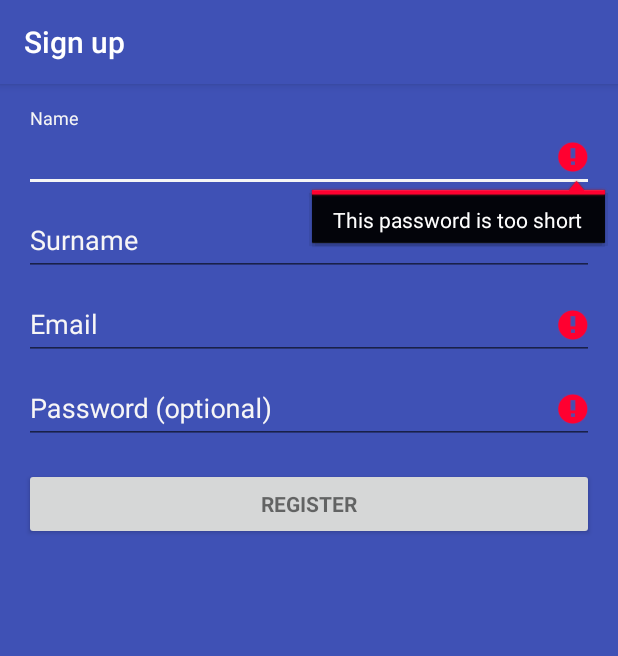
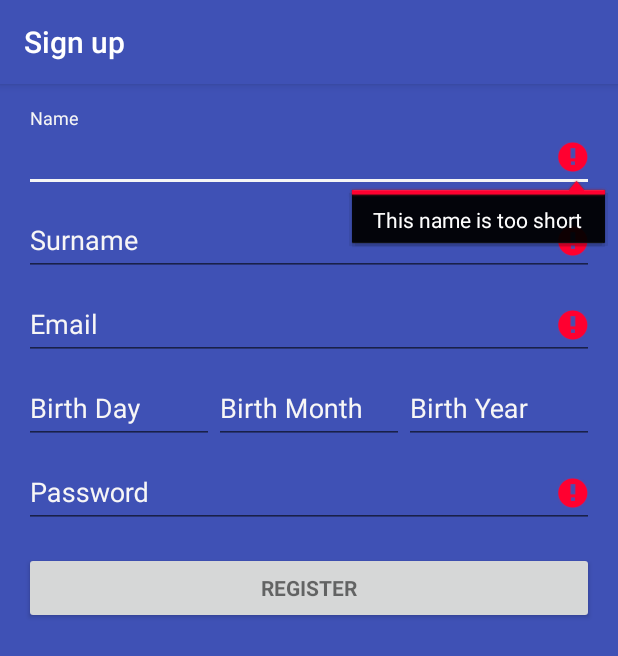
Before and after one commit to brolam/ProjectM, an Android app: the SignUpActivity screen opened directly, with no data from a screen before it, after a tap on "REGISTER", on a phone screen of 412 x 824 dp. Shown: the top 656 px of the screen. Run offline under Robolectric (Android 15) with nearby library versions, the phone set to English and light mode, and no system bars; our stand-ins replace Firebase (no records; nobody signed in at launch, a user with empty details on screens opened directly); 2 statements that could not run were skipped.

Commit message:
feat: Sign Up Screen with the field date of birth.

```diff
--- a/app/src/main/java/br/com/brolam/projectm/SignUpActivity.java
+++ b/app/src/main/java/br/com/brolam/projectm/SignUpActivity.java
@@ -25,6 +25,11 @@ import com.google.android.gms.tasks.Task;
 import com.google.firebase.auth.AuthResult;
 import com.google.firebase.auth.FirebaseAuth;
 
+import java.util.Date;
+
+import br.com.brolam.projectm.data.DataBaseProvider;
+import br.com.brolam.projectm.data.models.UserProperties;
+
 /**
  * A login screen that offers login via email/password.
  */
@@ -34,7 +39,11 @@ public class SignUpActivity extends AppCompatActivity {
 
     // UI references.
     private EditText mNameView;
+    private EditText mSurNameView;
     private EditText mEmailView;
+    private EditText mBirthDayView;
+    private EditText mBirthMonthView;
+    private EditText mBirthYearView;
     private EditText mPasswordView;
     private View mProgressView;
     private View mLoginFormView;
@@ -46,7 +55,11 @@ public class SignUpActivity extends AppCompatActivity {
         this.firebaseAuth = FirebaseAuth.getInstance();
         // Set up the login form.
         mNameView = (EditText) findViewById(R.id.name);
+        mSurNameView = (EditText) findViewById(R.id.surname);
         mEmailView = (EditText) findViewById(R.id.email);
+        mBirthDayView = (EditText) findViewById(R.id.birthDay);
+        mBirthMonthView = (EditText) findViewById(R.id.birthMonth);
+        mBirthYearView = (EditText) findViewById(R.id.birthYear);
         mPasswordView = (EditText) findViewById(R.id.password);
         mPasswordView.setOnEditorActionListener(new TextView.OnEditorActionListener() {
             @Override
@@ -84,40 +97,62 @@ public class SignUpActivity extends AppCompatActivity {
     private void parseUser() {
         // Reset errors.
         mNameView.setError(null);
+        mSurNameView.setError(null);
         mEmailView.setError(null);
+        mBirthDayView.setError(null);
+        mBirthMonthView.setError(null);
+        mBirthYearView.setError(null);
         mPasswordView.setError(null);
 
         // Store values at the time of the login attempt.
         String name  = mNameView.getText().toString();
+        String surname  = mSurNameView.getText().toString();
         String email = mEmailView.getText().toString();
+        String birthDay = mBirthDayView.getText().toString();
+        String birthMonth = mBirthMonthView.getText().toString();
+        String birthYear = mBirthYearView.getText().toString();
         String password = mPasswordView.getText().toString();
 
         boolean cancel = false;
         View focusView = null;
 
-
-        // Check for a valid name, if the user entered one.
-        if ( TextUtils.isEmpty(name) || !isNameValid(name)) {
-            mNameView.setError(getString(R.string.error_invalid_password));
-            focusView = mNameView;
+        // Check for a valid name
+        if (!UserProperties.isNameValid(name)) {
+            mNameView.setError(getString(R.string.error_invalid_name));
+            if ( focusView == null) focusView = mNameView;
             cancel = true;
         }
 
-        // Check for a valid password, if the user entered one.
-        if ( TextUtils.isEmpty(password) || !isPasswordValid(password)) {
-            mPasswordView.setError(getString(R.string.error_invalid_password));
-            if ( focusView == null) focusView = mPasswordView;
+        // Check for a valid surname
+        if (!UserProperties.isSurnameValid(surname)) {
+            mSurNameView.setError(getString(R.string.error_invalid_surname));
+            if ( focusView == null) focusView = mSurNameView;
             cancel = true;
         }
 
-        // Check for a valid email address.
-        if (TextUtils.isEmpty(email)) {
-            mEmailView.setError(getString(R.string.error_field_required));
+        // Check for a valid Email
+        if (!UserProperties.isEmailValid(email)) {
+            mEmailView.setError(getString(R.string.error_invalid_email));
             if ( focusView == null) focusView = mEmailView;
             cancel = true;
-        } else if (!isEmailValid(email)) {
-            mEmailView.setError(getString(R.string.error_invalid_email));
-            if ( focusView == null) focusView = mEmailView;
+        }
+
+        // Check for a valid Date of Birth
+        Date dateOfBirth = null;
+        try {
+            dateOfBirth = UserProperties.parseDateOfBirthValid(birthDay, birthMonth, birthYear);
+        } catch ( Exception e) {
+            mBirthDayView.setError(getString(R.string.error_invalid_birth));
+            mBirthMonthView.setError(getString(R.string.error_invalid_birth));
+            mBirthYearView.setError(getString(R.string.error_invalid_birth));
+            if (focusView == null) focusView = mBirthDayView;
+            cancel = true;
+        }
+
+        // Check for a valid Password.
+        if ( !UserProperties.isPasswordValid (password)) {
+            mPasswordView.setError(getString(R.string.error_invalid_password));
+            if ( focusView == null) focusView = mPasswordView;
             cancel = true;
         }
 
@@ -129,17 +164,19 @@ public class SignUpActivity extends AppCompatActivity {
             // Show a progress spinner, and kick off a background task to
             // perform the user login attempt.
             showProgress(true);
-            createUser(email, password);
+            createUser(email, password, surname, dateOfBirth );
         }
     }
 
-    private void createUser(String email, String password) {
+    private void createUser(String email, String password, final String surname, final Date dateOfBirth) {
         this.firebaseAuth.createUserWithEmailAndPassword(email, password)
                 .addOnCompleteListener(this, new OnCompleteListener<AuthResult>() {
                     @Override
                     public void onComplete(@NonNull Task<AuthResult> task) {
                         try {
                             if (task.isSuccessful()) {
+                                DataBaseProvider dataBaseProvider = new DataBaseProvider(firebaseAuth.getCurrentUser());
+                                dataBaseProvider.setUserProperties(UserProperties.getNewUserProperties(surname, dateOfBirth));
                                 Log.d(TAG, "createUserWithEmail:success");
                                 SignUpActivity.this.finish();
                             }
@@ -158,20 +195,6 @@ public class SignUpActivity extends AppCompatActivity {
         });
     }
 
-    private boolean isNameValid(String name) {
-        //TODO: Replace this with your own logic
-        return name.length() > 2;
-    }
-
-    private boolean isEmailValid(String email) {
-        //TODO: Replace this with your own logic
-        return email.contains("@");
-    }
-
-    private boolean isPasswordValid(String password) {
-        //TODO: Replace this with your own logic
-        return password.length() > 4;
-    }
 
     /**
      * Shows the progress UI and hides the login form.
--- /dev/null
+++ b/app/src/main/java/br/com/brolam/projectm/data/models/UserProperties.java
@@ -0,0 +1,60 @@
+package br.com.brolam.projectm.data.models;
+
+import android.text.TextUtils;
+
+import java.text.ParseException;
+import java.text.SimpleDateFormat;
+import java.util.Date;
+import java.util.HashMap;
+import java.util.Locale;
+
+/**
+ * Created by brenomar on 02/08/17.
+ */
+
+public class UserProperties {
+
+    public static final String PATH_USER_PROPERTIES = "userProperties";
+    public static final String SURNAME = "surname";
+    public static final String DATE_OF_BIRTH = "dateOfBirth";
+
+    public static HashMap<String, Object> getNewUserProperties(String surName, Date dateOfBirth) {
+        HashMap<String, Object> result = new HashMap<>();
+        result.put(SURNAME, surName);
+        result.put(DATE_OF_BIRTH, dateOfBirth.getTime());
+        return result;
+    }
+
+
+    public static boolean isNameValid(String name) {
+        if (TextUtils.isEmpty(name)) return false;
+        if (name.length() <= 2) return false;
+        return true;
+    }
+
+    public static boolean isSurnameValid(String surname) {
+        if (TextUtils.isEmpty(surname)) return false;
+        if (surname.length() <= 2) return false;
+        return true;
+    }
+
+    public static boolean isEmailValid(String email) {
+        if (TextUtils.isEmpty(email)) return false;
+        if (android.util.Patterns.EMAIL_ADDRESS.matcher(email).matches())
+            return true;
+        else
+            return false;
+    }
+
+    public static Date parseDateOfBirthValid(String strDay, String strMonth, String strYear) throws ParseException {
+        String strDateOfBirth = String.format("%04d%02d%02d", Integer.parseInt(strYear), Integer.parseInt(strMonth), Integer.parseInt(strDay));
+        SimpleDateFormat simpleDateFormat = new SimpleDateFormat("yyyyMMdd", Locale.ENGLISH);
+        return simpleDateFormat.parse(strDateOfBirth);
+    }
+
+    public static boolean isPasswordValid(String password) {
+        if (TextUtils.isEmpty(password)) return false;
+        if (password.length() <= 4 ) return false;
+        return true;
+    }
+}
--- a/app/src/main/res/layout/activity_sing_up.xml
+++ b/app/src/main/res/layout/activity_sing_up.xml
@@ -83,6 +83,8 @@
 
             </android.support.design.widget.TextInputLayout>
 
+            <include layout="@layout/activity_sing_up_date_of_birth" />
+
             <android.support.design.widget.TextInputLayout
                 android:layout_width="match_parent"
                 android:layout_height="wrap_content"
@@ -100,7 +102,6 @@
                     android:maxLines="1"
                     android:singleLine="true"
                     style="@style/EditTextDefault"/>
-
             </android.support.design.widget.TextInputLayout>
 
             <Button
@@ -110,7 +111,8 @@
                 android:layout_height="wrap_content"
                 android:layout_marginTop="16dp"
                 android:text="@string/action_register"
-                android:textStyle="bold" />
+                android:textStyle="bold"
+                android:layout_marginBottom="16dp"/>
 
         </LinearLayout>
     </ScrollView>
--- /dev/null
+++ b/app/src/main/res/layout/activity_sing_up_date_of_birth.xml
@@ -0,0 +1,62 @@
+<LinearLayout xmlns:android="http://schemas.android.com/apk/res/android"
+    xmlns:app="http://schemas.android.com/apk/res-auto"
+    xmlns:tools="http://schemas.android.com/tools"
+    android:layout_width="match_parent"
+    android:layout_height="wrap_content"
+    android:background="@color/colorPrimary"
+    android:orientation="horizontal"
+    tools:context="br.com.brolam.projectm.SignUpActivity">
+
+    <android.support.design.widget.TextInputLayout
+        android:layout_width="0dp"
+        android:layout_height="wrap_content"
+        android:layout_weight="1"
+        android:textColorHint="@color/colorWhiteHint">
+
+        <EditText
+            android:id="@+id/birthDay"
+            style="@style/EditTextDefault"
+            android:layout_width="match_parent"
+            android:layout_height="wrap_content"
+            android:hint="@string/prompt_birth_day"
+            android:inputType="numberSigned" />
+
+    </android.support.design.widget.TextInputLayout>
+
+
+    <android.support.design.widget.TextInputLayout
+        android:layout_width="0dp"
+        android:layout_height="wrap_content"
+        android:layout_weight="1"
+        android:textColorHint="@color/colorWhiteHint">
+
+        <EditText
+            android:id="@+id/birthMonth"
+            style="@style/EditTextDefault"
+            android:layout_width="match_parent"
+            android:layout_height="wrap_content"
+            android:hint="@string/prompt_birth_month"
+            android:inputType="numberSigned" />
+
+    </android.support.design.widget.TextInputLayout>
+
+
+    <android.support.design.widget.TextInputLayout
+        android:layout_width="0dp"
+        android:layout_height="wrap_content"
+        android:layout_weight="1"
+        android:textColorHint="@color/colorWhiteHint">
+
+        <EditText
+            android:id="@+id/birthYear"
+            style="@style/EditTextDefault"
+            android:layout_width="match_parent"
+            android:layout_height="wrap_content"
+            android:hint="@string/prompt_birth_year"
+            android:inputType="numberSigned"
+            />
+
+    </android.support.design.widget.TextInputLayout>
+
+
+</LinearLayout>
--- a/app/src/main/res/values/strings.xml
+++ b/app/src/main/res/values/strings.xml
@@ -12,13 +12,18 @@
     <string name="prompt_name">Name</string>
     <string name="prompt_surname">Surname</string>
     <string name="prompt_email">Email</string>
-    <string name="prompt_password">Password (optional)</string>
+    <string name="prompt_birth_day">Birth Day</string>
+    <string name="prompt_birth_month">Birth Month</string>
+    <string name="prompt_birth_year">Birth Year</string>
+    <string name="prompt_password">Password</string>
     <string name="action_sign_in">Sign in</string>
     <string name="action_sign_up">Sign up</string>
     <string name="action_register">Register</string>
     <string name="action_sign_in_short">Sign in</string>
     <string name="error_invalid_name">This name is too short</string>
+    <string name="error_invalid_surname">This surname is too short</string>
     <string name="error_invalid_email">This email address is invalid</string>
+    <string name="error_invalid_birth" formatted="false">This date of birth is invalid</string>
     <string name="error_invalid_password">This password is too short</string>
     <string name="error_incorrect_email_or_password">This email ou password is incorrect</string>
     <string name="error_field_required">This field is required</string>
```
Also changed, not shown: app/build.gradle (+7 -0 lines), app/src/main/java/br/com/brolam/projectm/data/DataBaseProvider.java (added, +46 -0 lines), 3 other files.
